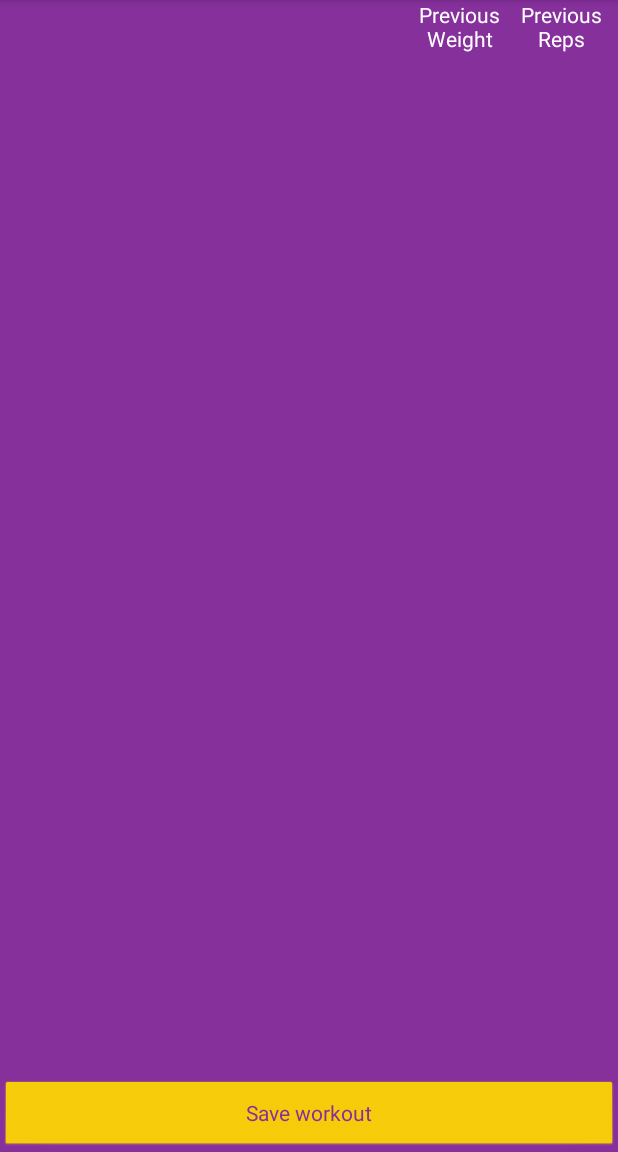
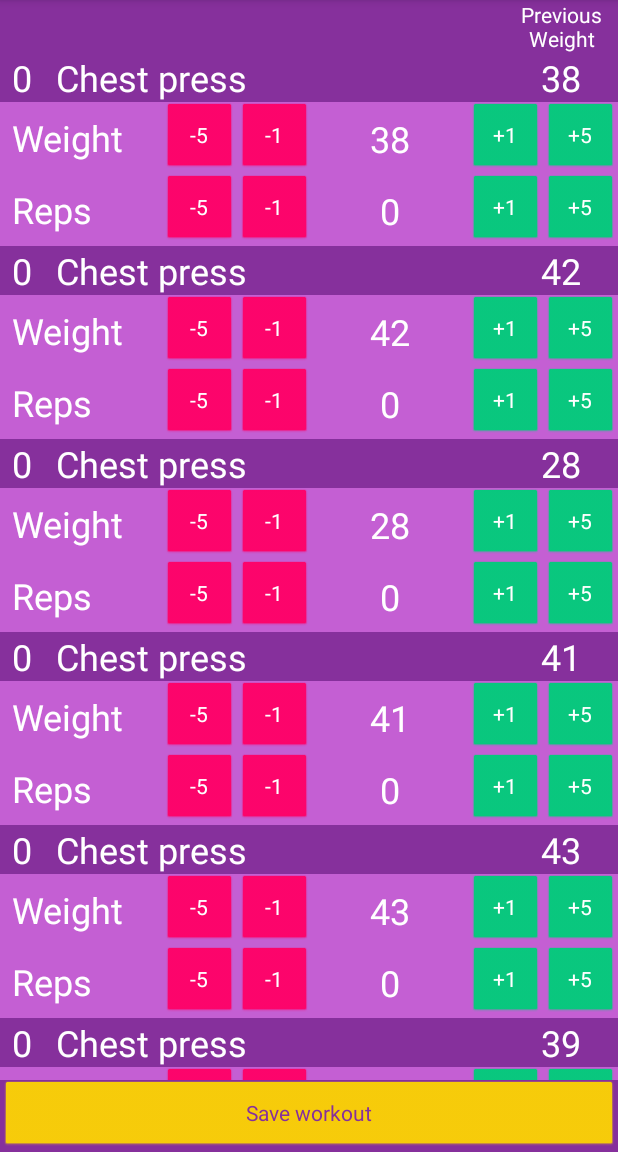
Before and after one commit to MatthewTimmons/ThirtyMinuteWorkout, an Android app: the PerformWorkoutActivity screen opened directly, with no data from a screen before it, on a phone screen of 412 x 824 dp, the part 84-1236 px from its top. Run offline under Robolectric (Android 15) with nearby library versions, the phone set to English and light mode, and no system bars.

Commit message:
Adds mock data to the PerformWorkoutActivity.

```diff
--- a/app/src/main/java/thirtyminuteworkout/generoussoftware/com/thirtyminuteworkout/activities/PerformWorkoutActivity.kt
+++ b/app/src/main/java/thirtyminuteworkout/generoussoftware/com/thirtyminuteworkout/activities/PerformWorkoutActivity.kt
@@ -2,14 +2,49 @@ package thirtyminuteworkout.generoussoftware.com.thirtyminuteworkout.activities
 
 import android.os.Bundle
 import android.support.v7.app.AppCompatActivity
+import android.support.v7.widget.LinearLayoutManager
+import android.support.v7.widget.RecyclerView
+import android.view.View
+import android.widget.TextView
 import thirtyminuteworkout.generoussoftware.com.thirtyminuteworkout.R
+import thirtyminuteworkout.generoussoftware.com.thirtyminuteworkout.adapters.ExercisesRecyclerViewAdapter
+import thirtyminuteworkout.generoussoftware.com.thirtyminuteworkout.adapters.ExercisesRecyclerViewAdapter.Companion.THIRTY_MINUTE_WORKOUT_FLAG
+import thirtyminuteworkout.generoussoftware.com.thirtyminuteworkout.models.Exercise
+import thirtyminuteworkout.generoussoftware.com.thirtyminuteworkout.models.ThirtyMinuteWorkout
 
 class PerformWorkoutActivity: AppCompatActivity() {
+    lateinit var columnPreviousWeight: TextView
+    lateinit var columnPreviousReps:TextView
+    lateinit var recyclerView: RecyclerView
 
     override fun onCreate(savedInstanceState: Bundle?) {
         super.onCreate(savedInstanceState)
         setContentView(R.layout.activity_perform_workout)
 
+        // TODO Replace temporary mock call with retrieval from viewmodel
+        // Create instance of 30 minute workout
+        val thirtyMinuteWorkout = ThirtyMinuteWorkout()
 
+        // TODO Replace temporary mock data with actual data
+        // Set each exercise to a random number of weight between 20 and 45
+        val exercises = thirtyMinuteWorkout.exerciseList
+        val results = ArrayList<Exercise>()
+        exercises.forEach {
+            it.numberOfReps = (6 + (Math.random() * 5).toInt());
+            it.weight = (20 + (((Math.random() * 5))) * 5).toInt();
+            results.add(it);
+        }
+
+        // Set views
+        columnPreviousWeight = findViewById(R.id.column_title_highest_weight);
+        columnPreviousReps = findViewById(R.id.column_title_highest_reps);
+        recyclerView = findViewById(R.id.exercies_recycler_view);
+
+        // Set view properties
+        thirtyMinuteWorkout.exerciseList = exercises
+        columnPreviousReps.visibility = View.GONE
+
+        val adapter = ExercisesRecyclerViewAdapter(results, THIRTY_MINUTE_WORKOUT_FLAG);
+        recyclerView.adapter = adapter
     }
 }
--- a/app/src/main/java/thirtyminuteworkout/generoussoftware/com/thirtyminuteworkout/adapters/ExercisesRecyclerViewAdapter.kt
+++ b/app/src/main/java/thirtyminuteworkout/generoussoftware/com/thirtyminuteworkout/adapters/ExercisesRecyclerViewAdapter.kt
@@ -1,5 +1,6 @@
 package thirtyminuteworkout.generoussoftware.com.thirtyminuteworkout.adapters
 
+import android.support.annotation.NonNull
 import android.support.constraint.ConstraintLayout
 import android.support.v7.widget.RecyclerView
 import android.view.LayoutInflater
@@ -7,11 +8,18 @@ import android.view.View
 import android.view.ViewGroup
 import android.widget.Button
 import android.widget.TextView
+import kotlinx.android.synthetic.main.activity_perform_workout.view.*
+import kotlinx.android.synthetic.main.item_exercise.view.*
 import thirtyminuteworkout.generoussoftware.com.thirtyminuteworkout.R
 import thirtyminuteworkout.generoussoftware.com.thirtyminuteworkout.models.Exercise
 
-class ExercisesRecyclerViewAdapter(var exercises:List<Exercise>, var workoutTypeFlag:Int):
+class ExercisesRecyclerViewAdapter(var exercises:List<Exercise>, var workoutTypeFlag:String):
         RecyclerView.Adapter<ExercisesRecyclerViewAdapter.ExerciseViewHolder>() {
+
+    companion object {
+        val THIRTY_MINUTE_WORKOUT_FLAG = "THIRTY_MINUTE_WORKOUT_FLAG"
+        val CUSTOM_WORKOUT_FLAG  = "CUSTOM_WORKOUT_FLAG"
+    }
 
     override fun onCreateViewHolder(viewGroup: ViewGroup, parent: Int): ExerciseViewHolder {
         val view = LayoutInflater.from(viewGroup.context).inflate(R.layout.item_exercise, viewGroup, false)
@@ -24,42 +32,45 @@ class ExercisesRecyclerViewAdapter(var exercises:List<Exercise>, var workoutType
 
     override fun onBindViewHolder(exerciseViewHolder: ExerciseViewHolder, i: Int) {
         //TODO Bind view holder
+
+        val currentExercise = exercises.get(i);
+
+        // Set universal views
+        exerciseViewHolder.machineNumberTextView.text = currentExercise.machineNumber.toString()
+        exerciseViewHolder.machineNameTextView.text = currentExercise.name
+
+        //TODO Set weight views
+        exerciseViewHolder.lastWeightTextView.text = currentExercise.weight.toString()
+        exerciseViewHolder.currentWeightTextView.text = currentExercise.weight.toString()
+
+        // TODO Set workout-specific views
+        if (workoutTypeFlag == CUSTOM_WORKOUT_FLAG) {
+
+//            setNumberOfRepsViews(exerciseViewHolder, currentExercise);
+        } else if (workoutTypeFlag == THIRTY_MINUTE_WORKOUT_FLAG) {
+            exerciseViewHolder.lastRepsTextView.visibility = View.GONE
+//            setRepsToInvisible(exerciseViewHolder, currentExercise);
+        }
     }
 
-    inner class ExerciseViewHolder(itemView: View): RecyclerView.ViewHolder(itemView) {
-        var machineNumberTextView: TextView
-        var machineNameTextView: TextView
-        var lastWeightTextView: TextView
-        var lastRepsTextView: TextView
-        var currentWeightTextView: TextView
-        var currentRepsTextView: TextView
-        var columnTitleHighestReps: TextView
-        var subtractFivePoundsButton: Button
-        var subtractOnePoundButton: Button
-        var addFivePoundsButton: Button
-        var addOnePoundButton: Button
-        var subtractFiveRepsButton: Button
-        var subtractOneRepButton: Button
-        var addOneRepButton: Button
-        var addFiveRepsButton: Button
-        var repsLinearLayout: ConstraintLayout
-        init{
-            machineNumberTextView = itemView.findViewById(R.id.machine_number_text_view)
-            machineNameTextView = itemView.findViewById(R.id.machine_name_text_view)
-            lastWeightTextView = itemView.findViewById(R.id.last_weight_text_view)
-            columnTitleHighestReps = itemView.findViewById(R.id.column_title_highest_reps)
-            lastRepsTextView = itemView.findViewById(R.id.last_number_of_reps_text_view)
-            currentWeightTextView = itemView.findViewById(R.id.current_weight_text_view)
-            currentRepsTextView = itemView.findViewById(R.id.current_reps_text_view)
-            subtractFivePoundsButton = itemView.findViewById(R.id.subtract_five_pounds)
-            subtractOnePoundButton = itemView.findViewById(R.id.subtract_one_pound)
-            addFivePoundsButton = itemView.findViewById(R.id.add_five_pounds)
-            addOnePoundButton = itemView.findViewById(R.id.add_one_pound)
-            subtractFiveRepsButton = itemView.findViewById(R.id.subtract_five_reps)
-            subtractOneRepButton = itemView.findViewById(R.id.subtract_one_rep)
-            addOneRepButton = itemView.findViewById(R.id.add_one_rep)
-            addFiveRepsButton = itemView.findViewById(R.id.add_five_reps)
-            repsLinearLayout = itemView.findViewById(R.id.current_reps_constraint_layout)
-        }
+
+
+    class ExerciseViewHolder(itemView: View): RecyclerView.ViewHolder(itemView) {
+        var machineNumberTextView = itemView.machine_number_text_view
+        var machineNameTextView = itemView.machine_name_text_view
+        var lastWeightTextView = itemView.last_weight_text_view
+        var lastRepsTextView = itemView.last_number_of_reps_text_view
+        var currentWeightTextView = itemView.current_weight_text_view
+        var currentRepsTextView = itemView.current_reps_text_view
+        var columnTitleHighestReps = itemView.column_title_highest_reps
+        var subtractFivePoundsButton = itemView.subtract_five_pounds
+        var subtractOnePoundButton = itemView.subtract_one_pound
+        var addFivePoundsButton = itemView.add_five_pounds
+        var addOnePoundButton = itemView.add_one_pound
+        var subtractFiveRepsButton = itemView.subtract_five_reps
+        var subtractOneRepButton = itemView.subtract_one_rep
+        var addOneRepButton = itemView.add_one_rep
+        var addFiveRepsButton = itemView.add_five_reps
+        var repsLinearLayout = itemView.current_reps_constraint_layout
     }
 }
--- /dev/null
+++ b/app/src/main/java/thirtyminuteworkout/generoussoftware/com/thirtyminuteworkout/models/ThirtyMinuteExercise.kt
@@ -0,0 +1,26 @@
+package thirtyminuteworkout.generoussoftware.com.thirtyminuteworkout.models
+
+import java.util.ArrayList
+
+class ThirtyMinuteWorkout : Workout() {
+
+    init {
+        name = "Thirty Minute Workout"
+        exerciseList = getDefaultExercises()
+    }
+
+    fun getDefaultExercises(): ArrayList<Exercise> {
+        val allDefaultExercises = ArrayList<Exercise>()
+        allDefaultExercises.add(Exercise("Chest press", 1))
+        allDefaultExercises.add(Exercise("Chest press", 3))
+        allDefaultExercises.add(Exercise("Chest press", 5))
+        allDefaultExercises.add(Exercise("Chest press", 7))
+        allDefaultExercises.add(Exercise("Chest press", 9))
+        allDefaultExercises.add(Exercise("Chest press", 11))
+        allDefaultExercises.add(Exercise("Chest press", 13))
+        allDefaultExercises.add(Exercise("Chest press", 15))
+        allDefaultExercises.add(Exercise("Chest press", 17))
+        allDefaultExercises.add(Exercise("Chest press", 19))
+        return allDefaultExercises
+    }
+}
--- /dev/null
+++ b/app/src/main/java/thirtyminuteworkout/generoussoftware/com/thirtyminuteworkout/models/Workout.kt
@@ -0,0 +1,7 @@
+package thirtyminuteworkout.generoussoftware.com.thirtyminuteworkout.models
+
+open class Workout(
+        var name: String? = null,
+        var exerciseList: ArrayList<Exercise> = ArrayList()) {
+
+}
--- a/app/src/main/res/layout/activity_perform_workout.xml
+++ b/app/src/main/res/layout/activity_perform_workout.xml
@@ -26,9 +26,10 @@
         android:textColor="@android:color/white"
         android:gravity="center"
         android:layout_marginRight="8dp"
+        android:layout_marginEnd="8dp"
         app:layout_constraintEnd_toEndOf="parent"
         app:layout_constraintTop_toTopOf="parent"
-        android:layout_marginEnd="8dp" />
+        />
 
 
     <android.support.v7.widget.RecyclerView
@@ -39,6 +40,7 @@
         app:layout_constraintEnd_toEndOf="parent"
         app:layout_constraintStart_toStartOf="parent"
         app:layout_constraintBottom_toTopOf="@id/save_button"
+        app:layoutManager="android.support.v7.widget.LinearLayoutManager"
         />
 
     <Button
--- a/app/src/main/res/layout/item_exercise.xml
+++ b/app/src/main/res/layout/item_exercise.xml
@@ -33,6 +33,7 @@
             android:layout_height="0dp"
             android:textSize="24sp"
             android:layout_marginLeft="8dp"
+            android:layout_marginStart="8dp"
             android:ellipsize="end"
             android:gravity="center"
             app:layout_constraintTop_toTopOf="parent"
@@ -49,6 +50,7 @@
             android:gravity="center"
             android:textSize="24sp"
             android:layout_marginRight="8dp"
+            android:layout_marginEnd="8dp"
             app:layout_constraintTop_toTopOf="parent"
             app:layout_constraintEnd_toStartOf="@id/last_number_of_reps_text_view"
             app:layout_constraintBottom_toBottomOf="parent"
@@ -61,8 +63,9 @@
             android:layout_width="60dp"
             android:layout_height="wrap_content"
             android:textSize="24sp"
-            android:gravity="center"
+            android:textAlignment="center"
             android:layout_marginRight="8dp"
+            android:layout_marginEnd="8dp"
             app:layout_constraintTop_toTopOf="parent"
             app:layout_constraintEnd_toEndOf="parent"
             app:layout_constraintBottom_toBottomOf="parent"
```
